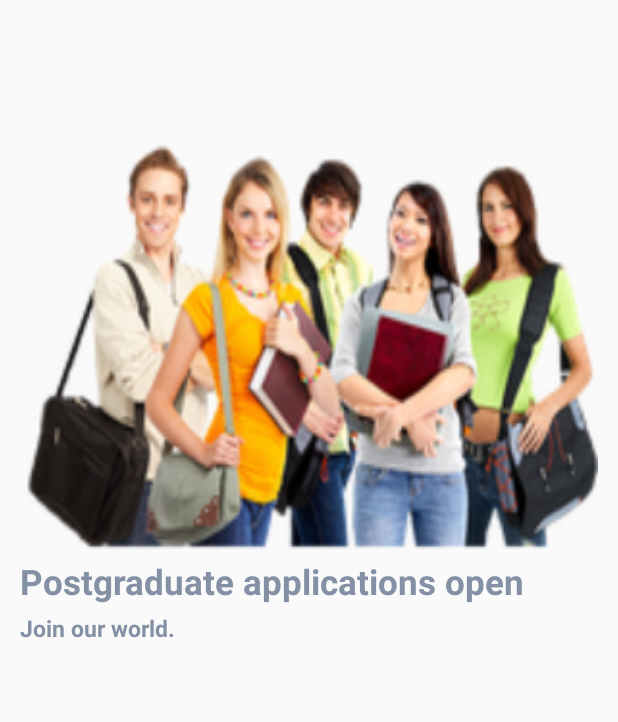
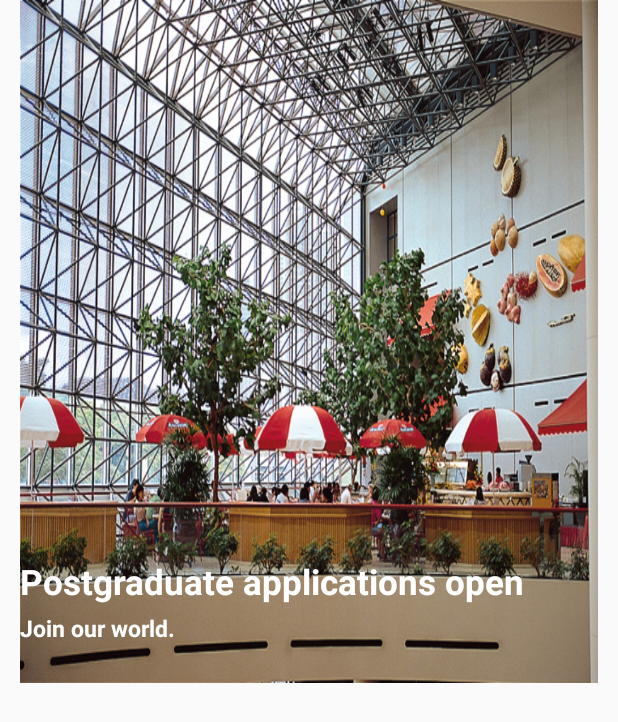
Before and after one commit to Rasmita9428/TrackingAndChattingApplication, an Android app: the fragment Slider3Fragment shown on its own in the app's theme, on a phone screen of 412 x 824 dp. Shown: the top 722 px of the screen. Run offline under Robolectric (Android 15) with nearby library versions, the light colour scheme and no system bars; our stand-ins replace sdp/ssp sizes.

Commit message:
changes in welcome slider images

```diff
--- a/app/src/main/res/layout/fragment_slider1.xml
+++ b/app/src/main/res/layout/fragment_slider1.xml
@@ -11,7 +11,7 @@
             android:id="@+id/img_slider"
             android:layout_width="match_parent"
             android:layout_height="match_parent"
-            android:src="@drawable/sliderimage1"
+            android:src="@drawable/slider1"
             android:scaleType="fitXY" />
             <TextView
                 android:id="@+id/txtwelcomesauteez1"
@@ -21,7 +21,7 @@
                 android:gravity="start|bottom"
                 android:layout_marginBottom="@dimen/_40sdp"
                 android:text="Perfect your application"
-                android:textColor="@color/color_title_text"
+                android:textColor="@color/white"
                 android:textStyle="bold"
                 android:textSize="@dimen/_18sdp"/>
             <TextView
@@ -31,7 +31,7 @@
                 android:gravity="start|bottom"
                 android:layout_marginBottom="@dimen/_20sdp"
                 android:text="Everything you need to know about applying"
-                android:textColor="@color/color_title_text"
+                android:textColor="@color/white"
                 android:textStyle="bold"
                 android:textSize="@dimen/_12sdp"/>
 
--- a/app/src/main/res/layout/fragment_slider2.xml
+++ b/app/src/main/res/layout/fragment_slider2.xml
@@ -17,7 +17,7 @@
                 android:id="@+id/img_slider"
                 android:layout_width="match_parent"
                 android:layout_height="match_parent"
-                android:src="@drawable/sliderimage2"
+                android:src="@drawable/slider2"
                 android:scaleType="fitXY" />
             <TextView
                 android:id="@+id/txtwelcomesauteez1"
@@ -27,7 +27,7 @@
                 android:gravity="start|bottom"
                 android:layout_marginBottom="@dimen/_40sdp"
                 android:text="Be part of our opporunity"
-                android:textColor="@color/color_title_text"
+                android:textColor="@color/white"
                 android:textStyle="bold"
                 android:textSize="@dimen/_18sdp"/>
             <TextView
@@ -37,7 +37,7 @@
                 android:gravity="start|bottom"
                 android:layout_marginBottom="@dimen/_20sdp"
                 android:text="Our world never stops moving."
-                android:textColor="@color/color_title_text"
+                android:textColor="@color/white"
                 android:textStyle="bold"
                 android:textSize="@dimen/_12sdp"/>
 
--- a/app/src/main/res/layout/fragment_slider3.xml
+++ b/app/src/main/res/layout/fragment_slider3.xml
@@ -17,7 +17,7 @@
                 android:id="@+id/img_slider"
                 android:layout_width="match_parent"
                 android:layout_height="match_parent"
-                android:src="@drawable/sliderimage3"
+                android:src="@drawable/slider3"
                 android:scaleType="fitXY" />
             <TextView
                 android:id="@+id/txtwelcomesauteez1"
@@ -27,7 +27,7 @@
                 android:gravity="start|bottom"
                 android:layout_marginBottom="@dimen/_40sdp"
                 android:text="Postgraduate applications open "
-                android:textColor="@color/color_title_text"
+                android:textColor="@color/white"
                 android:textStyle="bold"
                 android:textSize="@dimen/_18sdp"/>
             <TextView
@@ -37,7 +37,7 @@
                 android:gravity="start|bottom"
                 android:layout_marginBottom="@dimen/_20sdp"
                 android:text="Join our world."
-                android:textColor="@color/color_title_text"
+                android:textColor="@color/white"
                 android:textStyle="bold"
                 android:textSize="@dimen/_12sdp"/>
 
```
Also changed, not shown: app/src/main/java/com/rasmitap/tailwebs_assigment2/view/WelcomeActivity.java (+2 -5 lines), app/src/main/res/layout/activity_welcome.xml (+16 -12 lines), app/src/main/res/drawable/slider1.png (added), app/src/main/res/drawable/slider2.png (added), app/src/main/res/drawable/slider3.png (added), app/src/main/res/drawable/sliderimage1.jpg (deleted), app/src/main/res/drawable/sliderimage2.png (deleted), app/src/main/res/drawable/sliderimage3.png (deleted).
